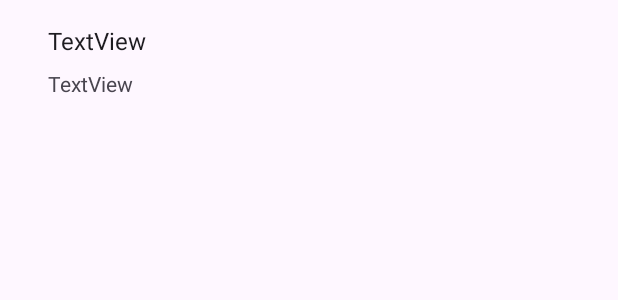
After one commit to Pathum-Tharaka/ToDo-mobile-app, an Android app: the layout single_todo.xml on its own in the app's theme, with its tools: preview values and no code run, on a phone screen of 412 x 824 dp. The commit adds this screen. Shown: the top 300 px of the screen. Run offline under Robolectric (Android 15) with nearby library versions, the phone set to English and light mode, and no system bars.

Commit message:
single_todo part
and db handler java file convert to kotlin file

```diff
--- /dev/null
+++ b/app/src/main/res/layout/single_todo.xml
@@ -0,0 +1,51 @@
+<?xml version="1.0" encoding="utf-8"?>
+<androidx.constraintlayout.widget.ConstraintLayout
+    xmlns:android="http://schemas.android.com/apk/res/android"
+    xmlns:app="http://schemas.android.com/apk/res-auto"
+    xmlns:tools="http://schemas.android.com/tools"
+    android:layout_width="match_parent"
+    android:layout_height="wrap_content"
+    android:paddingStart="8dp"
+    android:paddingLeft="8dp"
+    android:paddingTop="8dp"
+    android:paddingEnd="8dp"
+    android:paddingRight="8dp"
+    >
+
+    <TextView
+        android:id="@+id/title"
+        android:layout_width="wrap_content"
+        android:layout_height="wrap_content"
+        android:layout_marginStart="24dp"
+        android:layout_marginTop="8dp"
+        android:text="@string/textview1"
+        android:textAppearance="@style/TextAppearance.AppCompat.Large"
+        android:textSize="16sp"
+        app:layout_constraintStart_toStartOf="parent"
+        app:layout_constraintTop_toTopOf="parent" />
+
+    <TextView
+        android:id="@+id/description"
+        android:layout_width="wrap_content"
+        android:layout_height="wrap_content"
+        android:layout_marginStart="24dp"
+        android:layout_marginTop="8dp"
+        android:layout_marginBottom="16dp"
+        android:text="@string/textview"
+        app:layout_constraintBottom_toBottomOf="parent"
+        app:layout_constraintStart_toStartOf="parent"
+        app:layout_constraintTop_toBottomOf="@+id/title" />
+
+    <ImageView
+        android:id="@+id/onGoing"
+        android:layout_width="30dp"
+        android:layout_height="30dp"
+        android:layout_marginEnd="24dp"
+        android:visibility="invisible"
+        app:layout_constraintBottom_toBottomOf="parent"
+        app:layout_constraintEnd_toEndOf="parent"
+        app:layout_constraintTop_toTopOf="parent"
+        app:srcCompat="@android:drawable/checkbox_on_background"
+        tools:ignore="MissingConstraints" />
+
+</androidx.constraintlayout.widget.ConstraintLayout>
--- a/app/src/main/res/values/strings.xml
+++ b/app/src/main/res/values/strings.xml
@@ -1,3 +1,5 @@
 <resources>
     <string name="app_name">mobile app</string>
+    <string name="textview">TextView</string>
+    <string name="textview1">TextView</string>
 </resources>
```
Also changed, not shown: app/src/main/java/com/example/mobileapp/DBhandler.java (deleted, +0 -49 lines), app/src/main/java/com/example/mobileapp/DBhandler.kt (added, +41 -0 lines).
